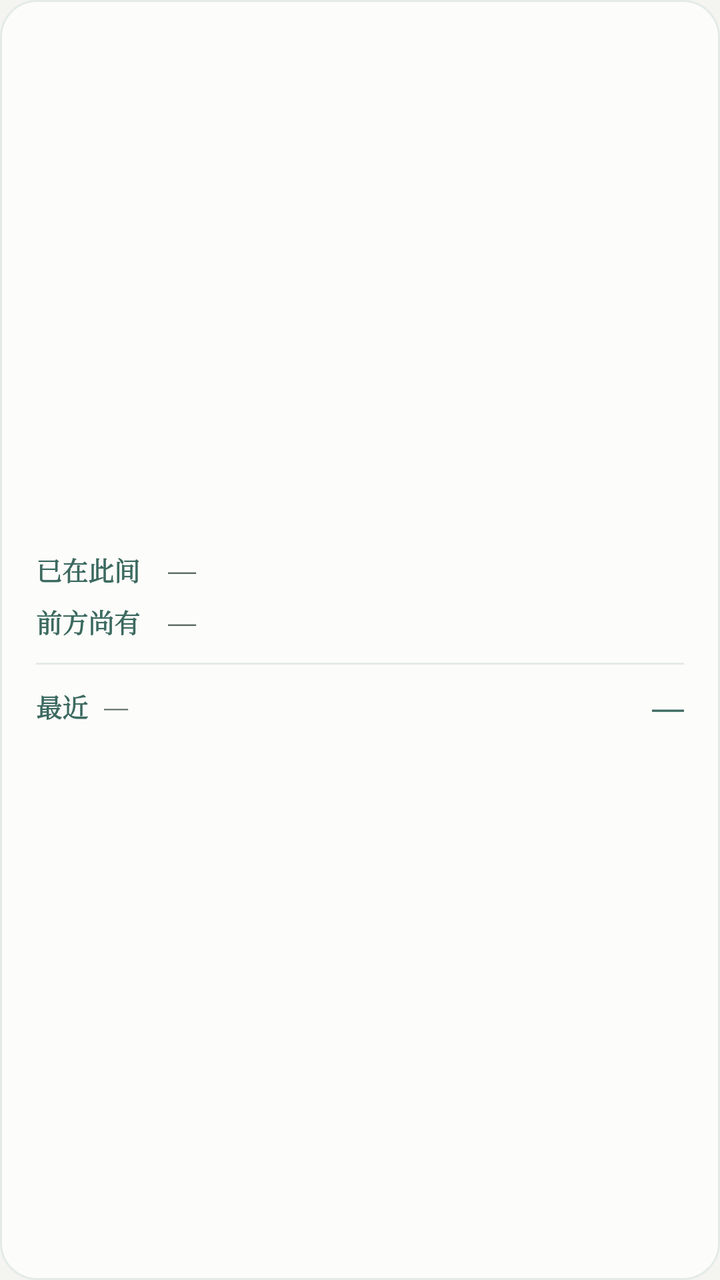
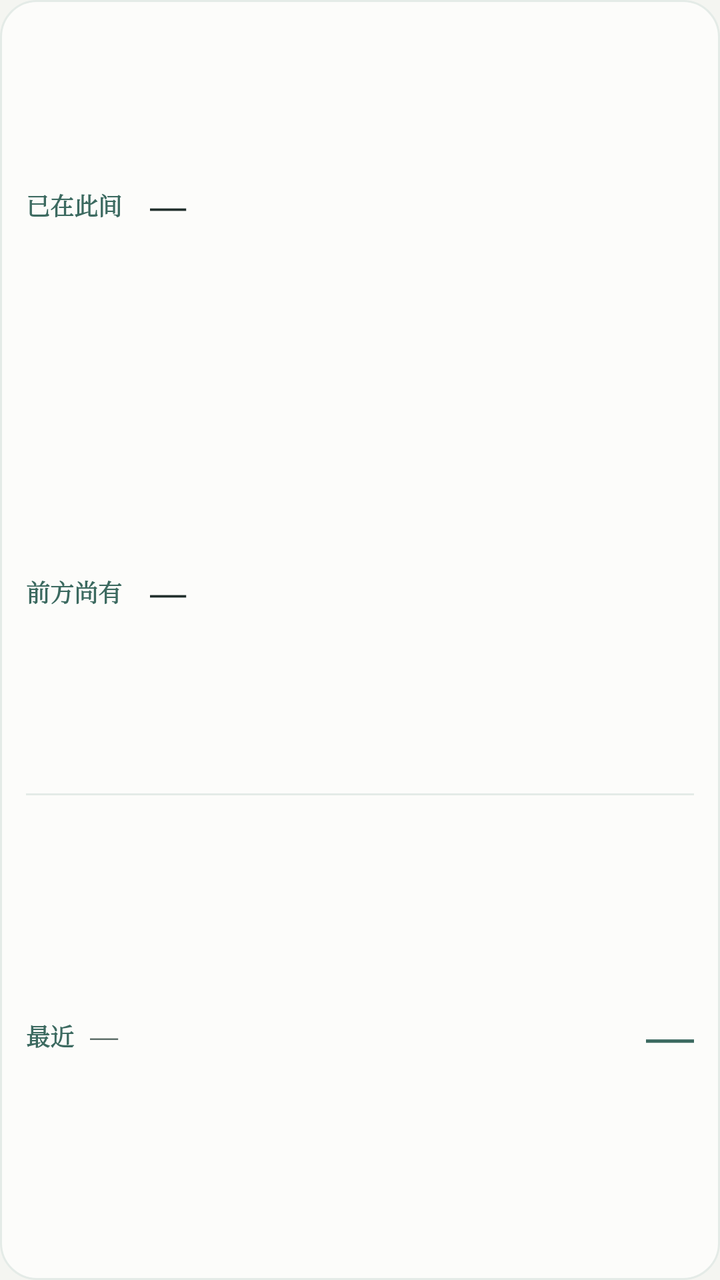

Compare the two renders of this Android layout. The source of the first and the diff that turns it into the second are given below.
<!-- AndroidManifest.xml: application theme AppTheme -->
<!-- res/layout/widget_wide.xml -->
<?xml version="1.0" encoding="utf-8"?>
<LinearLayout xmlns:android="http://schemas.android.com/apk/res/android"
    android:id="@+id/w_root"
    android:layout_width="match_parent"
    android:layout_height="match_parent"
    android:orientation="vertical"
    android:background="@drawable/widget_bg"
    android:gravity="center_vertical"
    android:paddingLeft="18dp"
    android:paddingRight="18dp"
    android:paddingTop="14dp"
    android:paddingBottom="14dp">

    <LinearLayout
        android:layout_width="match_parent"
        android:layout_height="wrap_content"
        android:orientation="horizontal"
        android:gravity="center_vertical">

        <TextView
            android:layout_width="58dp"
            android:layout_height="wrap_content"
            android:text="已在此间"
            android:textColor="@color/jade"
            android:textSize="13sp"
            android:textStyle="bold"
            android:singleLine="true"
            android:fontFamily="serif" />

        <TextView
            android:id="@+id/w_lived_val"
            android:layout_width="0dp"
            android:layout_height="wrap_content"
            android:layout_weight="1"
            android:layout_marginLeft="8dp"
            android:text="—"
            android:textColor="@color/ink2"
            android:textSize="14sp"
            android:singleLine="true"
            android:ellipsize="end"
            android:fontFamily="serif" />
    </LinearLayout>

    <LinearLayout
        android:layout_width="match_parent"
        android:layout_height="wrap_content"
        android:orientation="horizontal"
        android:gravity="center_vertical"
        android:layout_marginTop="7dp">

        <TextView
            android:layout_width="58dp"
            android:layout_height="wrap_content"
            android:text="前方尚有"
            android:textColor="@color/jade"
            android:textSize="13sp"
            android:textStyle="bold"
            android:singleLine="true"
            android:fontFamily="serif" />

        <TextView
            android:id="@+id/w_ahead_val"
            android:layout_width="0dp"
            android:layout_height="wrap_content"
            android:layout_weight="1"
            android:layout_marginLeft="8dp"
            android:text="—"
            android:textColor="@color/ink2"
            android:textSize="14sp"
            android:singleLine="true"
            android:ellipsize="end"
            android:fontFamily="serif" />
    </LinearLayout>

    <TextView
        android:layout_width="match_parent"
        android:layout_height="1dp"
        android:layout_marginTop="11dp"
        android:layout_marginBottom="10dp"
        android:background="@color/widget_line" />

    <LinearLayout
        android:layout_width="match_parent"
        android:layout_height="wrap_content"
        android:orientation="horizontal"
        android:gravity="center_vertical">

        <TextView
            android:layout_width="wrap_content"
            android:layout_height="wrap_content"
            android:text="最近"
            android:textColor="@color/jade"
            android:textSize="13sp"
            android:textStyle="bold"
            android:singleLine="true"
            android:fontFamily="serif" />

        <TextView
            android:id="@+id/w_mark_name"
            android:layout_width="0dp"
            android:layout_height="wrap_content"
            android:layout_weight="1"
            android:layout_marginLeft="8dp"
            android:text="—"
            android:textColor="@color/ink2"
            android:textSize="12sp"
            android:singleLine="true"
            android:ellipsize="end"
            android:fontFamily="serif" />

        <TextView
            android:id="@+id/w_mark_days"
            android:layout_width="wrap_content"
            android:layout_height="wrap_content"
            android:layout_marginLeft="10dp"
            android:text="—"
            android:textColor="@color/jade"
            android:textSize="16sp"
            android:textStyle="bold"
            android:singleLine="true"
            android:fontFamily="serif" />
    </LinearLayout>

</LinearLayout>
<!-- resources referenced by this layout -->
<resources>
  <color name="ink2">#5C6C67</color>
  <color name="jade">#3C6A60</color>
  <color name="widget_line">#E4EBE7</color>
  <!-- drawable widget_bg (drawable) -->
  <?xml version="1.0" encoding="utf-8"?>
  <shape xmlns:android="http://schemas.android.com/apk/res/android"
      android:shape="rectangle">
      <solid android:color="@color/widget_bg" />
      <stroke
          android:width="1dp"
          android:color="@color/widget_line" />
      <corners android:radius="18dp" />
  </shape>
  <style name="AppTheme" parent="android:style/Theme.Material.Light.NoActionBar">
          <item name="android:windowBackground">@color/bg</item>
          <item name="android:statusBarColor">@color/bg</item>
          <item name="android:windowLightStatusBar">true</item>
          <item name="android:navigationBarColor">@color/bg</item>
      </style>
  <color name="widget_bg">#FCFCFA</color>
  <color name="bg">#F4F5F1</color>
</resources>

<!-- the commit's change to res/layout/widget_wide.xml (unified diff, before → after) -->
@@ -6,23 +6,24 @@
     android:orientation="vertical"
     android:background="@drawable/widget_bg"
     android:gravity="center_vertical"
-    android:paddingLeft="18dp"
-    android:paddingRight="18dp"
-    android:paddingTop="14dp"
-    android:paddingBottom="14dp">
+    android:paddingLeft="13dp"
+    android:paddingRight="13dp"
+    android:paddingTop="6dp"
+    android:paddingBottom="6dp">
 
     <LinearLayout
         android:layout_width="match_parent"
-        android:layout_height="wrap_content"
+        android:layout_height="0dp"
+        android:layout_weight="1"
         android:orientation="horizontal"
         android:gravity="center_vertical">
 
         <TextView
-            android:layout_width="58dp"
+            android:layout_width="54dp"
             android:layout_height="wrap_content"
             android:text="已在此间"
             android:textColor="@color/jade"
-            android:textSize="13sp"
+            android:textSize="12sp"
             android:textStyle="bold"
             android:singleLine="true"
             android:fontFamily="serif" />
@@ -34,8 +35,9 @@
             android:layout_weight="1"
             android:layout_marginLeft="8dp"
             android:text="—"
-            android:textColor="@color/ink2"
-            android:textSize="14sp"
+            android:textColor="@color/ink"
+            android:textSize="18sp"
+            android:textStyle="bold"
             android:singleLine="true"
             android:ellipsize="end"
             android:fontFamily="serif" />
@@ -43,17 +45,17 @@
 
     <LinearLayout
         android:layout_width="match_parent"
-        android:layout_height="wrap_content"
+        android:layout_height="0dp"
+        android:layout_weight="1"
         android:orientation="horizontal"
-        android:gravity="center_vertical"
-        android:layout_marginTop="7dp">
+        android:gravity="center_vertical">
 
         <TextView
-            android:layout_width="58dp"
+            android:layout_width="54dp"
             android:layout_height="wrap_content"
             android:text="前方尚有"
             android:textColor="@color/jade"
-            android:textSize="13sp"
+            android:textSize="12sp"
             android:textStyle="bold"
             android:singleLine="true"
             android:fontFamily="serif" />
@@ -65,8 +67,9 @@
             android:layout_weight="1"
             android:layout_marginLeft="8dp"
             android:text="—"
-            android:textColor="@color/ink2"
-            android:textSize="14sp"
+            android:textColor="@color/ink"
+            android:textSize="18sp"
+            android:textStyle="bold"
             android:singleLine="true"
             android:ellipsize="end"
             android:fontFamily="serif" />
@@ -75,13 +78,14 @@
     <TextView
         android:layout_width="match_parent"
         android:layout_height="1dp"
-        android:layout_marginTop="11dp"
-        android:layout_marginBottom="10dp"
+        android:layout_marginTop="4dp"
+        android:layout_marginBottom="4dp"
         android:background="@color/widget_line" />
 
     <LinearLayout
         android:layout_width="match_parent"
-        android:layout_height="wrap_content"
+        android:layout_height="0dp"
+        android:layout_weight="1.2"
         android:orientation="horizontal"
         android:gravity="center_vertical">
 
@@ -90,7 +94,7 @@
             android:layout_height="wrap_content"
             android:text="最近"
             android:textColor="@color/jade"
-            android:textSize="13sp"
+            android:textSize="12sp"
             android:textStyle="bold"
             android:singleLine="true"
             android:fontFamily="serif" />
@@ -103,7 +107,7 @@
             android:layout_marginLeft="8dp"
             android:text="—"
             android:textColor="@color/ink2"
-            android:textSize="12sp"
+            android:textSize="14sp"
             android:singleLine="true"
             android:ellipsize="end"
             android:fontFamily="serif" />
@@ -112,10 +116,10 @@
             android:id="@+id/w_mark_days"
             android:layout_width="wrap_content"
             android:layout_height="wrap_content"
-            android:layout_marginLeft="10dp"
+            android:layout_marginLeft="8dp"
             android:text="—"
             android:textColor="@color/jade"
-            android:textSize="16sp"
+            android:textSize="24sp"
             android:textStyle="bold"
             android:singleLine="true"
             android:fontFamily="serif" />
<!-- resource entries referenced after the edit -->
@@ -1,5 +1,6 @@
 <!-- resources referenced by this layout -->
 <resources>
+  <color name="ink">#22302D</color>
   <color name="ink2">#5C6C67</color>
   <color name="jade">#3C6A60</color>
   <color name="widget_line">#E4EBE7</color>
